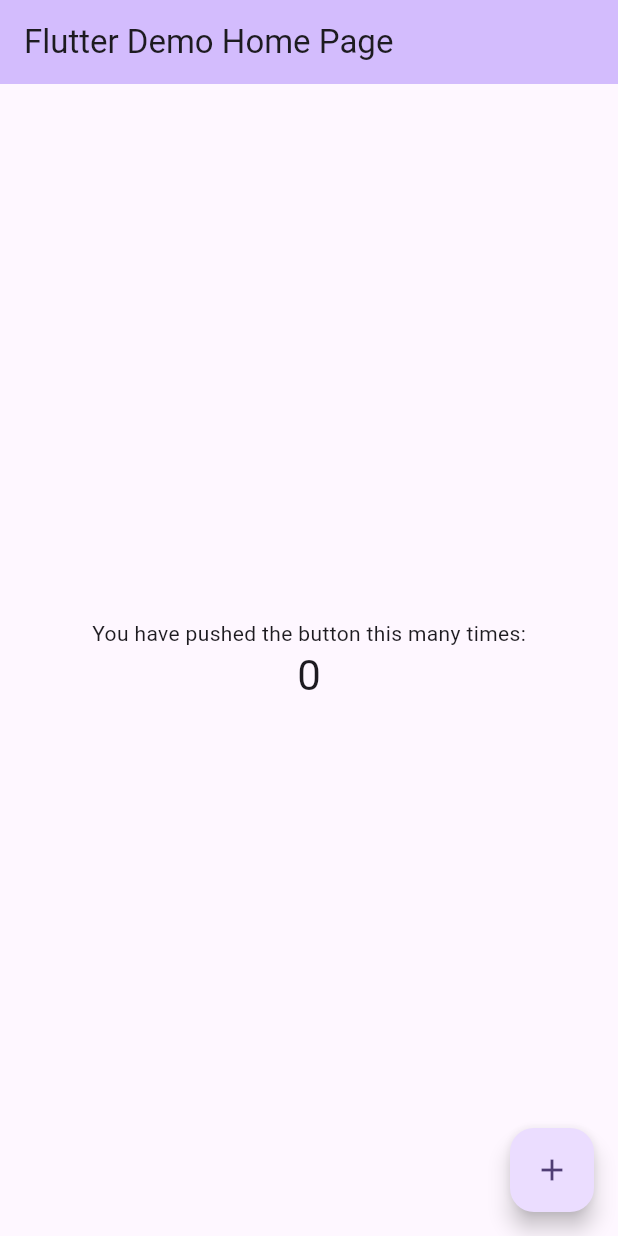
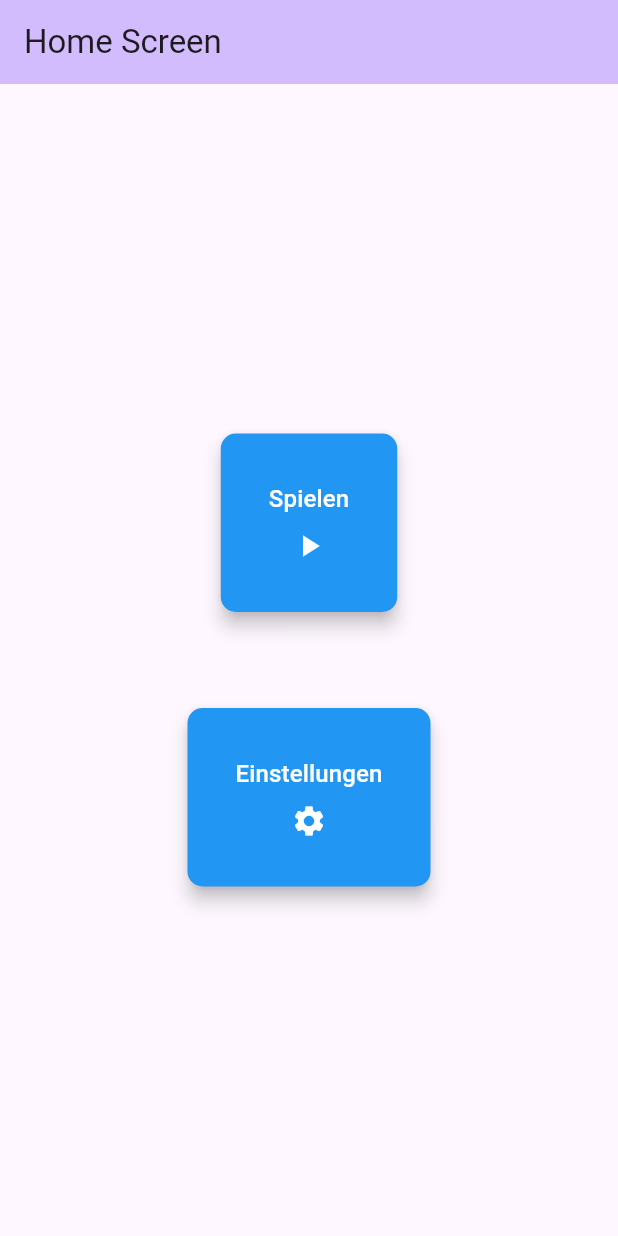
Before and after one commit to jeromehzl/bearwalk, a Flutter app: the screen it shows after launch, on a phone screen of 412 x 824 dp. Run offline on Flutter 3.47's test engine with Material 2 defaults, Android fonts, the phone set to English and light mode, and no system bars.

Commit message:
Added large_icon_button.dart and started to create the home_screen.dart

```diff
--- a/lib/main.dart
+++ b/lib/main.dart
@@ -1,3 +1,4 @@
+import 'package:bearwalk/screens/home_screen.dart';
 import 'package:flutter/material.dart';
 
 void main() {
@@ -13,41 +14,16 @@ class MyApp extends StatelessWidget {
     return MaterialApp(
       title: 'Flutter Demo',
       theme: ThemeData(
-        // This is the theme of your application.
-        //
-        // TRY THIS: Try running your application with "flutter run". You'll see
-        // the application has a blue toolbar. Then, without quitting the app,
-        // try changing the seedColor in the colorScheme below to Colors.green
-        // and then invoke "hot reload" (save your changes or press the "hot
-        // reload" button in a Flutter-supported IDE, or press "r" if you used
-        // the command line to start the app).
-        //
-        // Notice that the counter didn't reset back to zero; the application
-        // state is not lost during the reload. To reset the state, use hot
-        // restart instead.
-        //
-        // This works for code too, not just values: Most code changes can be
-        // tested with just a hot reload.
         colorScheme: ColorScheme.fromSeed(seedColor: Colors.deepPurple),
         useMaterial3: true,
       ),
-      home: const MyHomePage(title: 'Flutter Demo Home Page'),
+      home: const HomeScreen(),
     );
   }
 }
 
 class MyHomePage extends StatefulWidget {
   const MyHomePage({super.key, required this.title});
-
-  // This widget is the home page of your application. It is stateful, meaning
-  // that it has a State object (defined below) that contains fields that affect
-  // how it looks.
-
-  // This class is the configuration for the state. It holds the values (in this
-  // case the title) provided by the parent (in this case the App widget) and
-  // used by the build method of the State. Fields in a Widget subclass are
-  // always marked "final".
-
   final String title;
 
   @override
@@ -59,50 +35,21 @@ class _MyHomePageState extends State<MyHomePage> {
 
   void _incrementCounter() {
     setState(() {
-      // This call to setState tells the Flutter framework that something has
-      // changed in this State, which causes it to rerun the build method below
-      // so that the display can reflect the updated values. If we changed
-      // _counter without calling setState(), then the build method would not be
-      // called again, and so nothing would appear to happen.
+
       _counter++;
     });
   }
 
   @override
   Widget build(BuildContext context) {
-    // This method is rerun every time setState is called, for instance as done
-    // by the _incrementCounter method above.
-    //
-    // The Flutter framework has been optimized to make rerunning build methods
-    // fast, so that you can just rebuild anything that needs updating rather
-    // than having to individually change instances of widgets.
+
     return Scaffold(
       appBar: AppBar(
-        // TRY THIS: Try changing the color here to a specific color (to
-        // Colors.amber, perhaps?) and trigger a hot reload to see the AppBar
-        // change color while the other colors stay the same.
         backgroundColor: Theme.of(context).colorScheme.inversePrimary,
-        // Here we take the value from the MyHomePage object that was created by
-        // the App.build method, and use it to set our appbar title.
         title: Text(widget.title),
       ),
       body: Center(
-        // Center is a layout widget. It takes a single child and positions it
-        // in the middle of the parent.
         child: Column(
-          // Column is also a layout widget. It takes a list of children and
-          // arranges them vertically. By default, it sizes itself to fit its
-          // children horizontally, and tries to be as tall as its parent.
-          //
-          // Column has various properties to control how it sizes itself and
-          // how it positions its children. Here we use mainAxisAlignment to
-          // center the children vertically; the main axis here is the vertical
-          // axis because Columns are vertical (the cross axis would be
-          // horizontal).
-          //
-          // TRY THIS: Invoke "debug painting" (choose the "Toggle Debug Paint"
-          // action in the IDE, or press "p" in the console), to see the
-          // wireframe for each widget.
           mainAxisAlignment: MainAxisAlignment.center,
           children: <Widget>[
             const Text(
@@ -119,7 +66,7 @@ class _MyHomePageState extends State<MyHomePage> {
         onPressed: _incrementCounter,
         tooltip: 'Increment',
         child: const Icon(Icons.add),
-      ), // This trailing comma makes auto-formatting nicer for build methods.
+      ),
     );
   }
 }
--- a/lib/screens/home_screen.dart
+++ b/lib/screens/home_screen.dart
@@ -0,0 +1,36 @@
+import 'package:bearwalk/widgets/large_icon_button.dart';
+import 'package:flutter/material.dart';
+
+class HomeScreen extends StatefulWidget {
+  const HomeScreen({super.key});
+
+  @override
+  State<HomeScreen> createState() => _HomeScreenState();
+}
+
+class _HomeScreenState extends State<HomeScreen> {
+  @override
+  Widget build(BuildContext context) {
+    return Scaffold(
+      appBar: AppBar(
+        backgroundColor: Theme.of(context).colorScheme.inversePrimary,
+        title: const Text('Home Screen'),
+      ),
+      body: const Row(
+        mainAxisAlignment: MainAxisAlignment.center,
+        children: [
+          Column(
+            mainAxisAlignment: MainAxisAlignment.center,
+            crossAxisAlignment: CrossAxisAlignment.center,
+
+            children: [
+              MyLargeIconButton(text: 'Spielen', icon: Icons.play_arrow,),
+              SizedBox(height: 64),
+              MyLargeIconButton(text: 'Einstellungen', icon: Icons.settings,),
+            ],
+          ),
+        ],
+      ),
+    );
+  }
+}
--- /dev/null
+++ b/lib/widgets/large_icon_button.dart
@@ -0,0 +1,47 @@
+import 'package:flutter/material.dart';
+
+class MyLargeIconButton extends StatelessWidget {
+  final String text; // Parameter für den Button-Text
+  final IconData icon; // Parameter für das Icon
+
+  // Konstruktor, der den Text und das Icon von außen entgegennimmt
+  const MyLargeIconButton({
+    super.key,
+    required this.text,
+    required this.icon,
+  });
+
+  @override
+  Widget build(BuildContext context) {
+    return ElevatedButton(
+      style: ElevatedButton.styleFrom(
+        backgroundColor: Colors.blue,
+        foregroundColor: Colors.white,
+        padding: const EdgeInsets.all(32),
+        shape: RoundedRectangleBorder(
+          borderRadius: BorderRadius.circular(10),
+        ),
+        elevation: 5,
+      ),
+      onPressed: () {
+        // Hier kommt die Logik des Buttons hin
+      },
+      child: Column(
+        mainAxisSize: MainAxisSize.min,
+        children: <Widget>[
+          Text(
+            text,
+            style: const TextStyle(
+              fontSize: 16,
+            ),
+          ),
+          const SizedBox(height: 8),
+          Icon(
+            icon,
+            size: 24,
+          ),
+        ],
+      ),
+    );
+  }
+}
```
